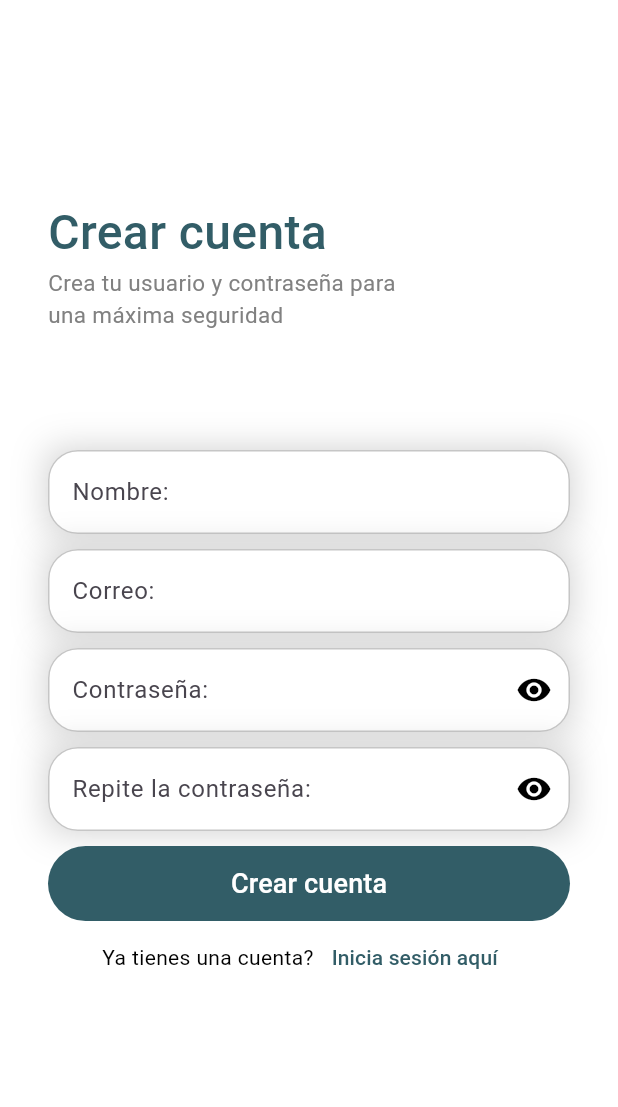
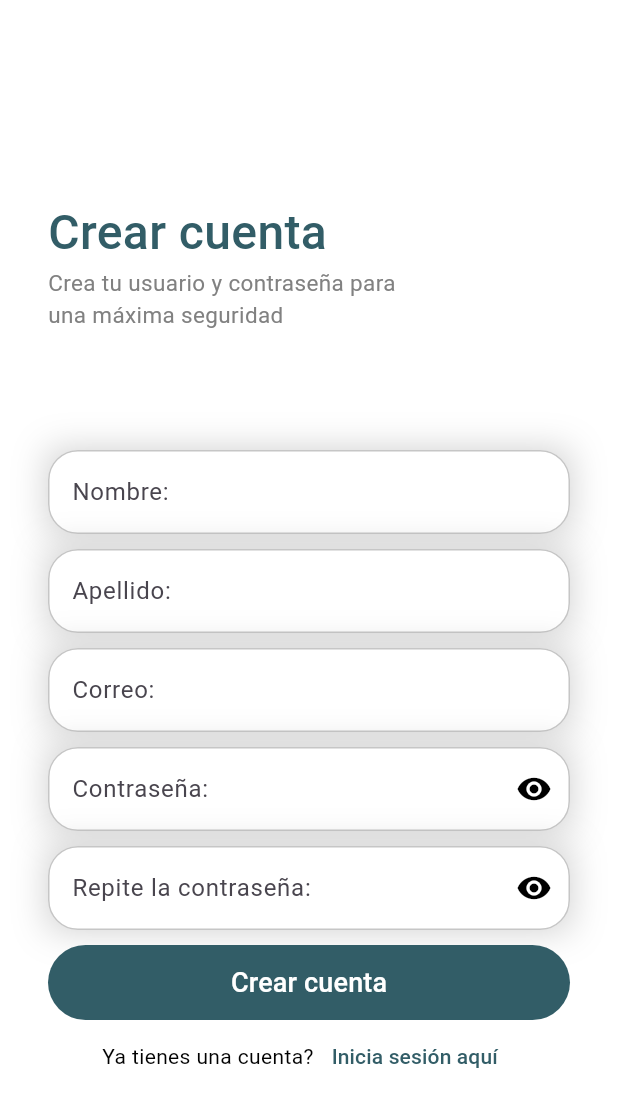
Before and after one commit to BICIGO-2024-02/ecobici-mobile, a Flutter app: the screen it shows after launch, after a tap on "Registrate aquí", on a phone screen of 412 x 824 dp. Shown: the top 1107 px of the screen. Run offline on Flutter 3.47's test engine with Material 3 defaults, Android fonts, the phone set to English and light mode, and no system bars; our stand-ins replace shared_preferences, table_calendar; network calls fail.

Commit message:
feat: connect register to endpoint

```diff
--- /dev/null
+++ b/lib/constants/constants.dart
@@ -0,0 +1,3 @@
+class Constants {
+  static const String url = "http://10.0.2.2:8080";
+}
--- a/lib/screens/register_screen.dart
+++ b/lib/screens/register_screen.dart
@@ -1,4 +1,5 @@
 import 'package:ecobicimobileapp/screens/home_screen.dart';
+import 'package:ecobicimobileapp/services/auth_service.dart';
 import 'package:flutter/material.dart';
 
 class RegisterScreen extends StatefulWidget {
@@ -11,6 +12,12 @@ class RegisterScreen extends StatefulWidget {
 class _RegisterScreenState extends State<RegisterScreen> {
   bool _obscureTextPassword = true;
   bool _obscureTextRepeatPassword = true;
+
+  final TextEditingController _nameController = TextEditingController();
+  final TextEditingController _lastnameController = TextEditingController();
+  final TextEditingController _emailController = TextEditingController();
+  final TextEditingController _passwordController = TextEditingController();
+  final TextEditingController _repeatPasswordController = TextEditingController();
 
 
   void _togglePasswordVisibility(bool repeat) {
@@ -53,6 +60,7 @@ class _RegisterScreenState extends State<RegisterScreen> {
                     ],
                   ),
                   child: TextField(
+                    controller: _nameController,
                     decoration: InputDecoration(
                       hintText: "Nombre:",
                       enabledBorder: OutlineInputBorder(
@@ -85,6 +93,40 @@ class _RegisterScreenState extends State<RegisterScreen> {
                     ],
                   ),
                   child: TextField(
+                    controller: _lastnameController,
+                    decoration: InputDecoration(
+                      hintText: "Apellido:",
+                      enabledBorder: OutlineInputBorder(
+                          borderRadius: BorderRadius.circular(20),
+                          borderSide: BorderSide(
+                              color: Color(0xFFC6C6C6),
+                              width: 1
+                          )
+                      ),
+                      focusedBorder: OutlineInputBorder(
+                          borderRadius: BorderRadius.circular(20),
+                          borderSide: BorderSide(
+                              color: Color(0xFFC6C6C6),
+                              width: 1
+                          )
+                      ),
+                      fillColor: Colors.white,
+                      filled: true,
+                    ),
+                  ),
+                ),
+                SizedBox(height: 10),
+                Container(
+                  decoration: BoxDecoration(
+                    boxShadow: [
+                      BoxShadow(
+                        color: Colors.grey.withOpacity(0.5),
+                        blurRadius: 20,
+                      ),
+                    ],
+                  ),
+                  child: TextField(
+                    controller: _emailController,
                     decoration: InputDecoration(
                       hintText: "Correo:",
                       enabledBorder: OutlineInputBorder(
@@ -118,6 +160,7 @@ class _RegisterScreenState extends State<RegisterScreen> {
                     ],
                   ),
                   child: TextField(
+                    controller: _passwordController,
                     obscureText: _obscureTextPassword,
                     decoration: InputDecoration(
                       hintText: "Contraseña:",
@@ -160,6 +203,7 @@ class _RegisterScreenState extends State<RegisterScreen> {
                     ],
                   ),
                   child: TextField(
+                    controller: _repeatPasswordController,
                     obscureText: _obscureTextRepeatPassword,
                     decoration: InputDecoration(
                       hintText: "Repite la contraseña:",
@@ -196,10 +240,18 @@ class _RegisterScreenState extends State<RegisterScreen> {
                   width: double.infinity,
                   height: 50,
                   child: TextButton(
-                    onPressed: () => Navigator.push(
-                      context,
-                      MaterialPageRoute(builder: (context) => HomeScreen()),
-                    ),
+                    onPressed: () => {
+                      AuthService.register(_nameController.text, _lastnameController.text, _emailController.text, _passwordController.text, _repeatPasswordController.text).then((_) => {
+                        ScaffoldMessenger.of(context).showSnackBar(SnackBar(content: Text("Cuenta creada con éxito"))),
+                        Navigator.pushAndRemoveUntil(
+                          context,
+                          MaterialPageRoute(builder: (context) => HomeScreen()),
+                              (Route<dynamic> route) => false,
+                        ),
+                      }).catchError((error) => {
+                        ScaffoldMessenger.of(context).showSnackBar(SnackBar(content: Text(error.toString())))
+                      })
+                    },
                      child: Text("Crear cuenta", style: TextStyle(
                       color: Colors.white,
                       fontSize: 18,
--- a/pubspec.yaml
+++ b/pubspec.yaml
@@ -36,6 +36,8 @@ dependencies:
   # Use with the CupertinoIcons class for iOS style icons.
   cupertino_icons: ^1.0.6
   table_calendar: ^3.1.2
+  http: ^1.2.2
+  shared_preferences: ^2.3.2
 
 dev_dependencies:
   flutter_test:
```
Also changed, not shown: lib/services/auth_service.dart (added, +92 -0 lines).
